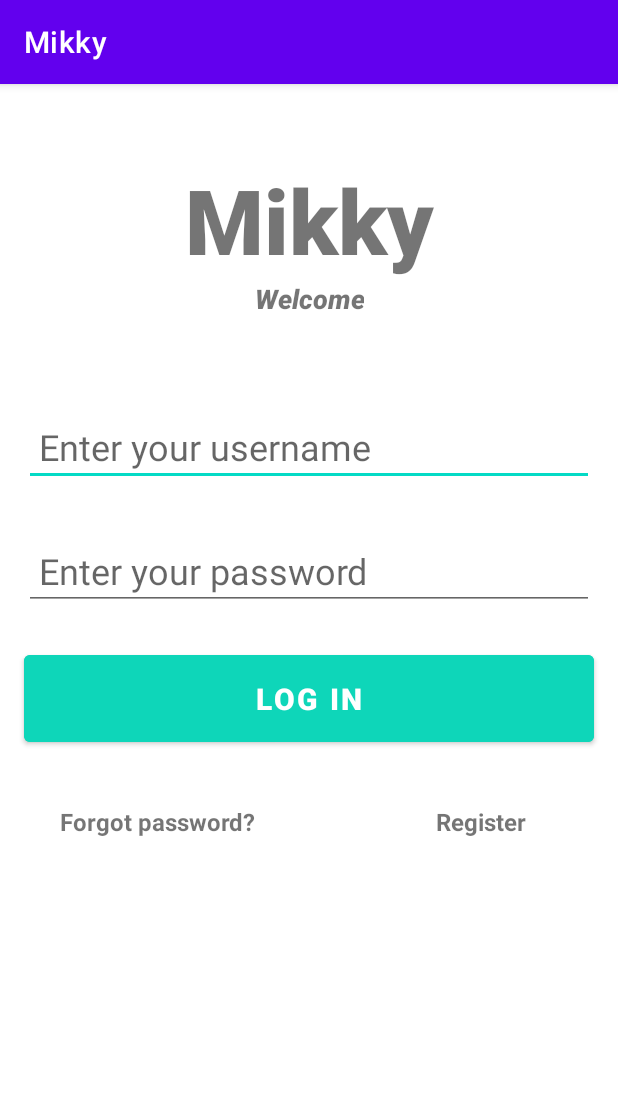
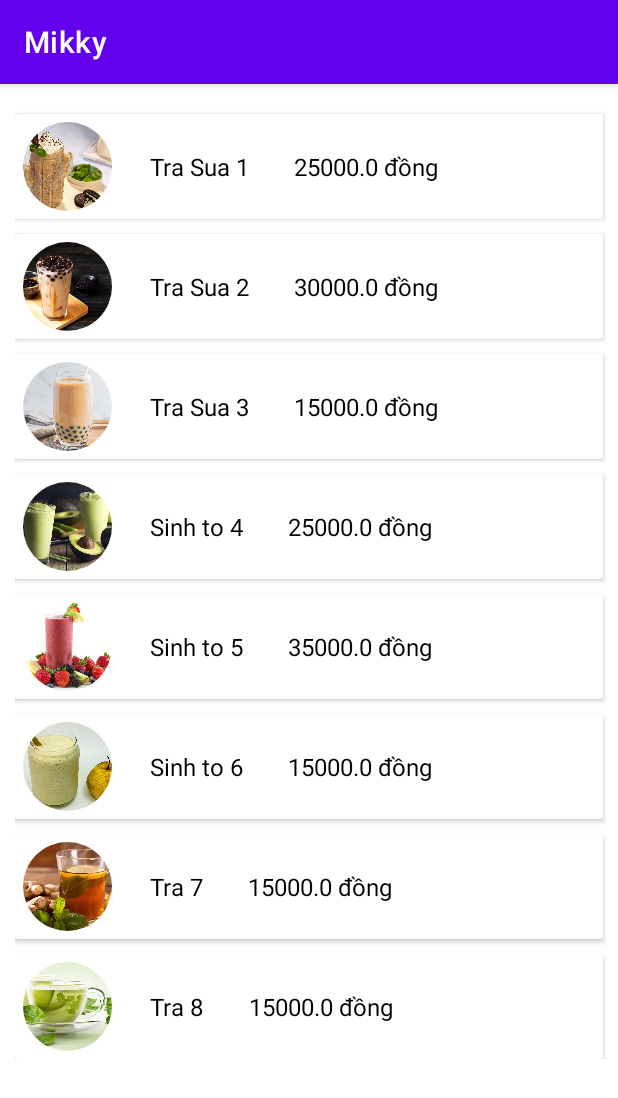
Before and after one commit to Slacknwork/PRM392_Mikky, an Android app: the screen it shows after launch (LoginActivity before the commit, DrinkListActivity after it), on a phone screen of 412 x 824 dp. Shown: the top 1098 px of the screen. Run offline under Robolectric (Android 15) with nearby library versions, the phone set to English and light mode, and no system bars; our stand-ins replace CircleImageView.

Commit message:
Drink List
-image
-name
-price

```diff
--- a/app/src/main/java/com/example/mikky/activities/DrinkListActivity.java
+++ b/app/src/main/java/com/example/mikky/activities/DrinkListActivity.java
@@ -5,6 +5,8 @@ import androidx.recyclerview.widget.LinearLayoutManager;
 import androidx.recyclerview.widget.RecyclerView;
 
 import android.os.Bundle;
+import android.widget.ArrayAdapter;
+import android.widget.Spinner;
 
 import com.example.mikky.R;
 import com.example.mikky.adapter.Drink;
@@ -22,6 +24,8 @@ public class DrinkListActivity extends AppCompatActivity {
     @Override
     protected void onCreate(Bundle savedInstanceState) {
         super.onCreate(savedInstanceState);
+        setContentView(R.layout.activity_drink_list);
+
 
         rcvDrink = findViewById(R.id.rcv_drink);
         drinkAdapter = new DrinkAdapter(this);
@@ -30,13 +34,22 @@ public class DrinkListActivity extends AppCompatActivity {
         rcvDrink.setLayoutManager(linearLayoutManager);
 
         drinkAdapter.setDrinkData(getListDrink());
-
+        rcvDrink.setAdapter(drinkAdapter);
     }
 
     //GetData API Function//
     private List<Drink> getListDrink() {
-        List<Drink> list = new ArrayList<Drink>();
-//        list.add(new Drink(0, "Tra Sua 1", "MT", String.valueOf(R.drawable.ts1), "description", 5.5F));
+        List<Drink> list = new ArrayList<>();
+        list.add(new Drink(R.drawable.ts1,"Tra Sua 1", 25000f));
+        list.add(new Drink(R.drawable.ts2,"Tra Sua 2", 30000f));
+        list.add(new Drink(R.drawable.ts3,"Tra Sua 3", 15000f));
+        list.add(new Drink(R.drawable.st4,"Sinh to 4", 25000f));
+        list.add(new Drink(R.drawable.st5,"Sinh to 5", 35000f));
+        list.add(new Drink(R.drawable.st6,"Sinh to 6", 15000f));
+        list.add(new Drink(R.drawable.t7,"Tra 7", 15000f));
+        list.add(new Drink(R.drawable.t8,"Tra 8", 15000f));
         return list;
     }
+
+
 }
--- a/app/src/main/java/com/example/mikky/adapter/DrinkAdapter.java
+++ b/app/src/main/java/com/example/mikky/adapter/DrinkAdapter.java
@@ -45,7 +45,7 @@ public class DrinkAdapter extends RecyclerView.Adapter<DrinkAdapter.DrinkViewHol
         }
         holder.item_img.setImageResource(drink.getDrinkId());
         holder.item_name.setText(drink.getDrinkName());
-        holder.item_price.setText(String.valueOf(drink.getPrice()));
+        holder.item_price.setText(String.valueOf(drink.getPrice()) + " đồng");
     }
 
     @Override
--- a/app/src/main/res/layout/activity_drink_list.xml
+++ b/app/src/main/res/layout/activity_drink_list.xml
@@ -1,17 +1,18 @@
 <?xml version="1.0" encoding="utf-8"?>
 <RelativeLayout xmlns:android="http://schemas.android.com/apk/res/android"
-    xmlns:app="http://schemas.android.com/apk/res-auto"
     xmlns:tools="http://schemas.android.com/tools"
     android:layout_width="match_parent"
     android:layout_height="match_parent"
     tools:context=".activities.DrinkListActivity">
 
     <androidx.recyclerview.widget.RecyclerView
+        android:id="@+id/rcv_drink"
+        android:layout_marginTop="10dp"
         android:layout_width="match_parent"
         android:layout_height="wrap_content"
-        android:id="@+id/rcv_drink"
-        android:layout_marginBottom="10dp"
-        android:layout_marginStart="10dp"/>
+        android:layout_marginStart="10dp"
+        android:layout_marginBottom="10dp" />
+
 
 
 </RelativeLayout>
--- a/app/src/main/res/layout/activity_item_drinks.xml
+++ b/app/src/main/res/layout/activity_item_drinks.xml
@@ -1,7 +1,7 @@
 <?xml version="1.0" encoding="utf-8"?>
 <androidx.cardview.widget.CardView xmlns:android="http://schemas.android.com/apk/res/android"
     android:layout_width="match_parent"
-    android:layout_height="match_parent"
+    android:layout_height="wrap_content"
     android:layout_marginTop="10dp"
     android:layout_marginEnd="10dp">
 
@@ -23,7 +23,7 @@
             android:text="Trà Sữa 1"
             android:layout_toEndOf="@id/drink_img"
             android:layout_centerVertical="true"
-            android:layout_marginStart="10dp"
+            android:layout_marginStart="20dp"
             android:textSize="16sp"
             android:textColor="@color/black"/>
 
@@ -34,7 +34,7 @@
             android:text="10000đ"
             android:layout_toEndOf="@id/drink_name"
             android:layout_centerVertical="true"
-            android:layout_marginStart="10dp"
+            android:layout_marginStart="30dp"
             android:textSize="16sp"
             android:textColor="@color/black"/>
     </RelativeLayout>
```
Also changed, not shown: app/src/main/AndroidManifest.xml (+6 -1 lines), app/src/main/java/com/example/mikky/adapter/Drink.java (+2 -35 lines), app/src/main/res/xml/resource.xml (added, +9 -0 lines).
